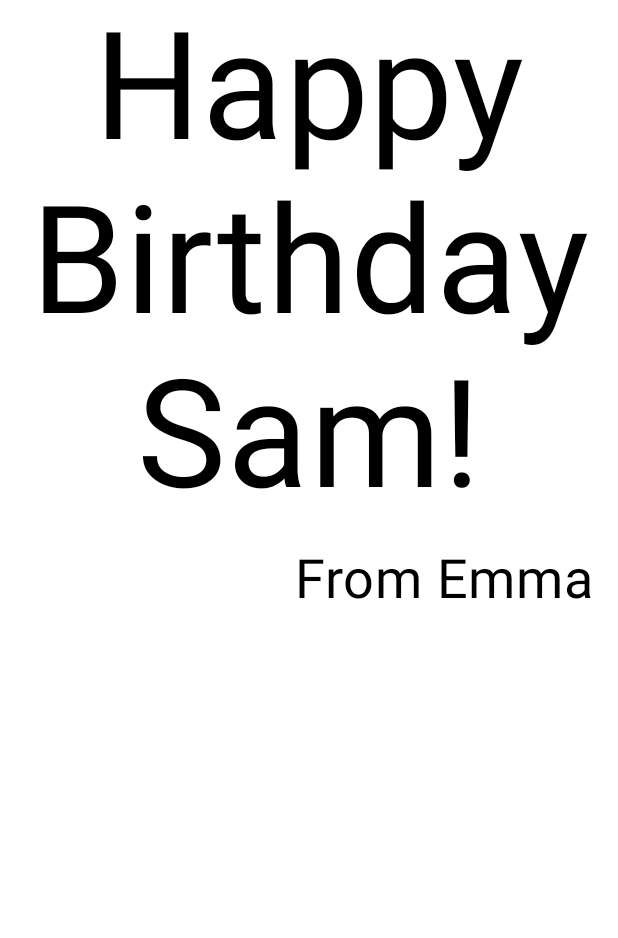
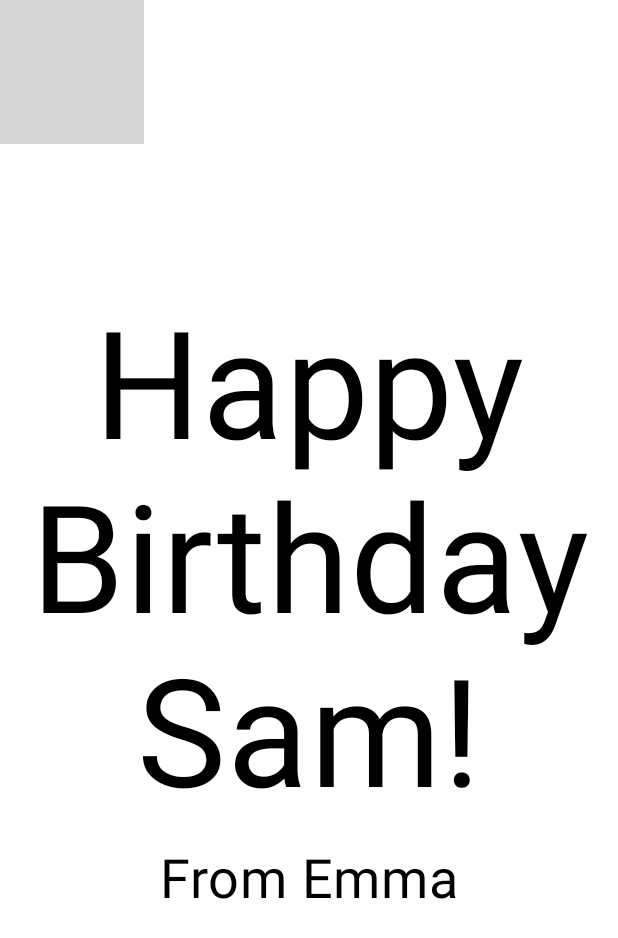
Before and after one commit to KayabaZeref/learnAndroidStudio, an Android app built with Jetpack Compose: the @Preview function BirthdayCardPreview, on a phone screen of 412 x 824 dp. Shown: the top 938 px of the screen. Run offline under Robolectric (Android 15) with nearby library versions, the phone set to English and light mode, and no system bars; grey boxes are pictures that could not be loaded.

Commit message:
Update code

```diff
--- a/app/src/main/java/com/example/happybirthday/MainActivity.kt
+++ b/app/src/main/java/com/example/happybirthday/MainActivity.kt
@@ -4,7 +4,9 @@ import android.os.Bundle
 import androidx.activity.ComponentActivity
 import androidx.activity.compose.setContent
 import androidx.activity.enableEdgeToEdge
+import androidx.compose.foundation.Image
 import androidx.compose.foundation.layout.Arrangement
+import androidx.compose.foundation.layout.Box
 import androidx.compose.foundation.layout.Column
 import androidx.compose.foundation.layout.fillMaxSize
 import androidx.compose.foundation.layout.padding
@@ -14,6 +16,9 @@ import androidx.compose.material3.Text
 import androidx.compose.runtime.Composable
 import androidx.compose.ui.Alignment
 import androidx.compose.ui.Modifier
+import androidx.compose.ui.layout.ContentScale
+import androidx.compose.ui.res.painterResource
+import androidx.compose.ui.res.stringResource
 import androidx.compose.ui.text.style.TextAlign
 import androidx.compose.ui.tooling.preview.Preview
 import androidx.compose.ui.unit.dp
@@ -30,32 +35,54 @@ class MainActivity : ComponentActivity() {
                     modifier = Modifier.fillMaxSize(),
                     color = MaterialTheme.colorScheme.background
                 ) {
-                    GreetingText("Happy Birthday Sam!",
-                        form = "From Emma",
-                        modifier = Modifier.padding(8.dp))
-                }
+                    GreetingImage(
+                        message = stringResource(R.string.happy_birthday_text),
+                        form = stringResource(R.string.signature_text)
+                    )
                 }
             }
         }
     }
+}
 
 @Composable
-fun GreetingText(message: String, form:String, modifier: Modifier=Modifier){
-    Column(verticalArrangement = Arrangement.Center,
-        modifier = modifier) {
-
+fun GreetingText(message: String, form: String, modifier: Modifier = Modifier) {
+    Column(
+        verticalArrangement = Arrangement.Center,
+        modifier = modifier
+    ) {
         Text(
             text = message,
             fontSize = 100.sp,
             lineHeight = 116.sp,
             textAlign = TextAlign.Center,
-            )
+           )
         Text(
             text = form,
             fontSize = 36.sp,
             modifier = Modifier
                 .padding(16.dp)
-                .align(alignment = Alignment.End)
+                .align(alignment = Alignment.CenterHorizontally)
+        )
+    }
+}
+
+@Composable
+fun GreetingImage(message: String, form: String, modifier: Modifier = Modifier) {
+    val image = painterResource(R.drawable.androidparty)
+    Box(modifier) {
+        Image(
+            painter = image,
+            contentDescription = null,
+            contentScale = ContentScale.Crop,
+            alpha = 0.5F
+        )
+        GreetingText(
+            message = message,
+            form = form,
+            modifier = Modifier
+                .fillMaxSize()
+                .padding(8.dp)
         )
     }
 }
@@ -64,6 +91,9 @@ fun GreetingText(message: String, form:String, modifier: Modifier=Modifier){
 @Composable
 fun BirthdayCardPreview() {
     HappyBirthdayTheme {
-    GreetingText("Happy Birthday Sam!", form = "From Emma")
+        GreetingImage(
+            message = "Happy Birthday Sam!",
+            form = "From Emma",)
+
     }
 }
--- a/app/src/main/res/values/strings.xml
+++ b/app/src/main/res/values/strings.xml
@@ -1,3 +1,5 @@
 <resources>
     <string name="app_name">Happy Birthday</string>
+    <string name="happy_birthday_text">Happy Birthday Sam!</string>
+    <string name="signature_text">From Emma</string>
 </resources>
```
Also changed, not shown: 1 other file.
